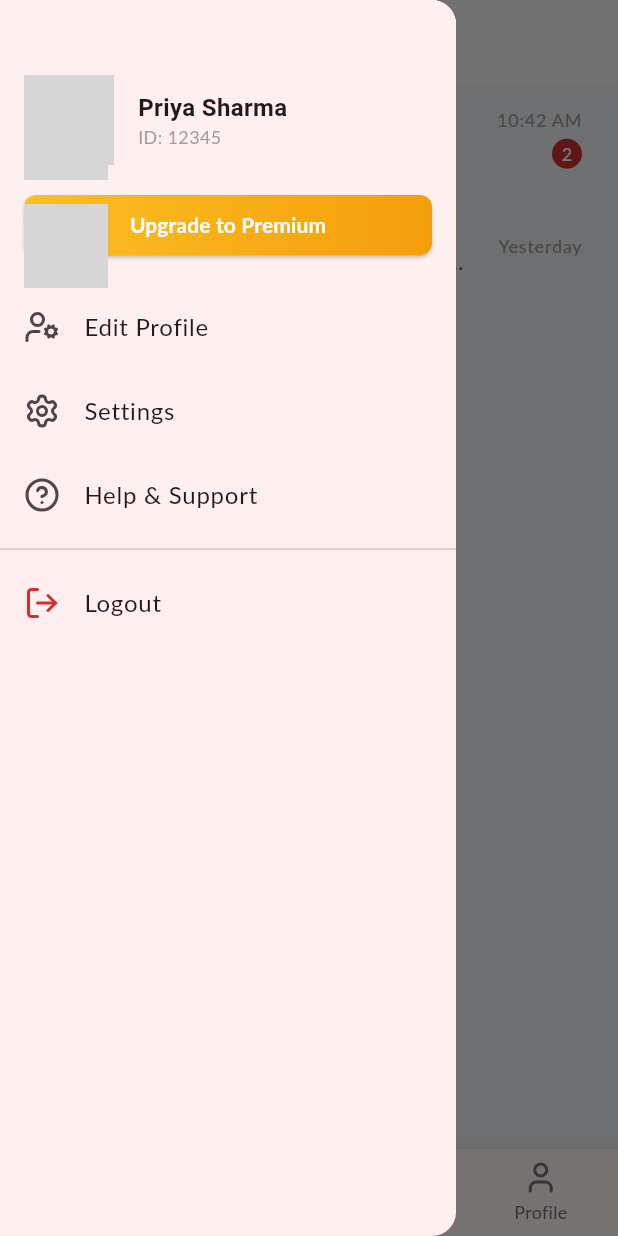
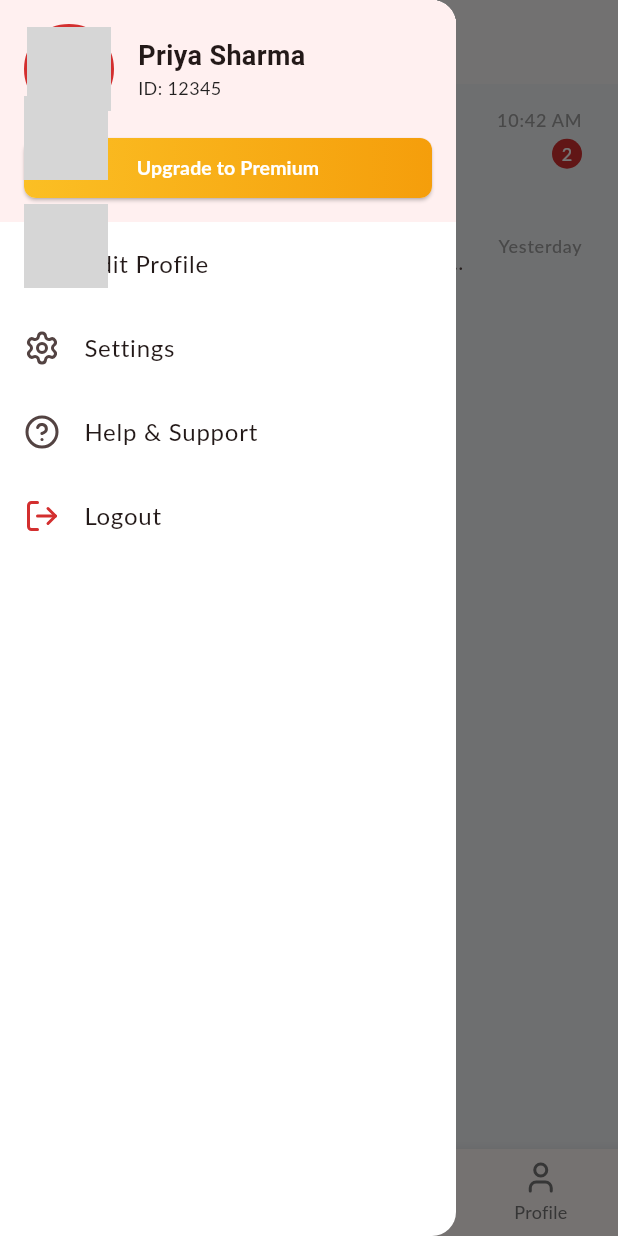
Before and after one commit to pratbhoir/flutter_demo, a Flutter app: the MainScreen screen opened by its route, item 2 of the bottom bar chosen, with the side drawer open, on a phone screen of 412 x 824 dp. Run offline on Flutter 3.47's test engine with Material 3 defaults, Android fonts, the phone set to English and light mode, and no system bars; our stand-ins replace cached_network_image, image_picker, lucide_flutter; network calls fail; Roboto replaces fonts that are missing (Lato, Poppins); grey boxes are pictures that could not be loaded.

Commit message:
fixed appdrawer with safe area and Cahcking Network Images

```diff
--- a/lib/main.dart
+++ b/lib/main.dart
@@ -5,7 +5,7 @@ import 'dart:convert';
 import 'package:flutter/gestures.dart';
 import 'package:image_picker/image_picker.dart';
 import 'dart:io';
-
+import 'package:cached_network_image/cached_network_image.dart';
 
 void main() {
   runApp(const MatrimonyApp());
@@ -34,7 +34,7 @@ class MatrimonyApp extends StatelessWidget {
         ),
       ),
       debugShowCheckedModeBanner: false,
-      home: const SplashScreen(),
+      home: const SafeArea(child: SplashScreen()), // Wrap splash screen with SafeArea
       routes: {
         '/login': (context) => const LoginScreen(),
         '/signup': (context) => const SignUpScreen(),
@@ -467,7 +467,7 @@ class HomeScreen extends StatelessWidget {
                   border: Border.all(color: const Color(0xFFD32F2F), width: 2),
                 ),
                 child: const CircleAvatar(
-                  backgroundImage: NetworkImage('https://images.unsplash.com/photo-1524504388940-b1c1722653e1?q=80&w=1887&auto=format&fit=crop'),
+                  backgroundImage: CachedNetworkImageProvider('https://images.unsplash.com/photo-1524504388940-b1c1722653e1?q=80&w=1887&auto=format&fit=crop'),
                 ),
               ),
             ),
@@ -545,7 +545,7 @@ class MatchCard extends StatelessWidget {
         decoration: BoxDecoration(
           borderRadius: BorderRadius.circular(20),
           image: DecorationImage(
-            image: NetworkImage(imageUrl),
+            image: CachedNetworkImageProvider(imageUrl),
             fit: BoxFit.cover,
           ),
           boxShadow: [
@@ -669,6 +669,7 @@ class AppDrawer extends StatelessWidget {
   @override
   Widget build(BuildContext context) {
     return Drawer(
+      backgroundColor: Colors.white,
       child: Column(
         children: [
           Expanded(
@@ -676,27 +677,38 @@ class AppDrawer extends StatelessWidget {
               padding: EdgeInsets.zero,
               children: <Widget>[
                 Container(
-                  padding: const EdgeInsets.fromLTRB(16, 50, 16, 16),
+                  padding: const EdgeInsets.fromLTRB(16, 16, 16, 12),
                   color: const Color(0xFFFFF0F0),
                   child: Column(
                     children: [
                       Row(
                         children: [
-                          const CircleAvatar(
-                            radius: 30,
-                            backgroundImage: NetworkImage('https://images.unsplash.com/photo-1524504388940-b1c1722653e1?q=80&w=1887&auto=format&fit=crop'),
+                          Container(
+                            width: 60,
+                            height: 60,
+                            decoration: BoxDecoration(
+                              shape: BoxShape.circle,
+                              border: Border.all(color: const Color(0xFFD32F2F), width: 2),
+                            ),
+                            child: const CircleAvatar(
+                              backgroundImage: CachedNetworkImageProvider('https://images.unsplash.com/photo-1524504388940-b1c1722653e1?q=80&w=1887&auto=format&fit=crop'),
+                            ),
                           ),
+                          // const CircleAvatar(
+                          //   radius: 30,
+                          //   backgroundImage: NetworkImage('https://images.unsplash.com/photo-1524504388940-b1c1722653e1?q=80&w=1887&auto=format&fit=crop'),
+                          // ),
                           const SizedBox(width: 16),
                           const Column(
                             crossAxisAlignment: CrossAxisAlignment.start,
                             children: [
-                              Text('Priya Sharma', style: TextStyle(fontFamily: 'Poppins', fontWeight: FontWeight.bold, fontSize: 16)),
-                              Text('ID: 12345', style: TextStyle(fontSize: 12, color: Colors.grey)),
+                              Text('Priya Sharma', style: TextStyle(fontFamily: 'Poppins', fontWeight: FontWeight.bold, fontSize: 18)),
+                              Text('ID: 12345', style: TextStyle(fontSize: 12, color: Colors.black87)),
                             ],
                           ),
                         ],
                       ),
-                      const SizedBox(height: 16),
+                      const SizedBox(height: 12),
                       ElevatedButton(
                         onPressed: () {
                           Navigator.pop(context);
@@ -714,13 +726,14 @@ class AppDrawer extends StatelessWidget {
                           child: Container(
                             alignment: Alignment.center,
                             height: 40,
-                            child: const Text('Upgrade to Premium', style: TextStyle(fontWeight: FontWeight.bold, color: Colors.white)),
+                            child: const Text('Upgrade to Premium', style: TextStyle(fontSize: 13, fontWeight: FontWeight.bold, color: Colors.white)),
                           ),
                         ),
                       ),
                     ],
                   ),
                 ),
+                // const Divider(),
                 ListTile(
                   leading: const Icon(LucideIcons.userCog),
                   title: const Text('Edit Profile'),
@@ -745,7 +758,7 @@ class AppDrawer extends StatelessWidget {
                     Navigator.pushNamed(context, '/help');
                   },
                 ),
-                const Divider(),
+                // const Divider(),
                 ListTile(
                   leading: const Icon(LucideIcons.logOut, color: Color(0xFFD32F2F)),
                   title: const Text('Logout'),
@@ -802,7 +815,7 @@ class ProfileScreen extends StatelessWidget {
                       backgroundColor: const Color(0xFFD32F2F),
                       child: CircleAvatar(
                         radius: 96,
-                        backgroundImage: NetworkImage(profileImages[0]),
+                        backgroundImage: CachedNetworkImageProvider(profileImages[0]),
                       ),
                     ),
                   ),
@@ -1265,7 +1278,7 @@ class MessageListItem extends StatelessWidget {
       onTap: () => Navigator.pushNamed(context, '/chat'),
       leading: CircleAvatar(
         radius: 28,
-        backgroundImage: NetworkImage(imageUrl),
+        backgroundImage: CachedNetworkImageProvider(imageUrl),
       ),
       title: Text(name, style: const TextStyle(fontWeight: FontWeight.bold)),
       subtitle: Text(message, maxLines: 1, overflow: TextOverflow.ellipsis),
@@ -1338,7 +1351,7 @@ class _ChatScreenState extends State<ChatScreen> {
           children: [
             CircleAvatar(
               radius: 20,
-              backgroundImage: NetworkImage('https://images.unsplash.com/photo-1599566150163-29194dcaad36?q=80&w=1887&auto=format&fit=crop'),
+              backgroundImage: CachedNetworkImageProvider('https://images.unsplash.com/photo-1599566150163-29194dcaad36?q=80&w=1887&auto=format&fit=crop'),
             ),
             SizedBox(width: 12),
             Column(
--- a/pubspec.yaml
+++ b/pubspec.yaml
@@ -36,6 +36,7 @@ dependencies:
   # Use with the CupertinoIcons class for iOS style icons.
   cupertino_icons: ^1.0.8
   image_picker: ^1.2.0
+  cached_network_image: ^3.2.1
 
 dev_dependencies:
   flutter_test:
```
Also changed, not shown: pubspec.lock, 1 other file.
